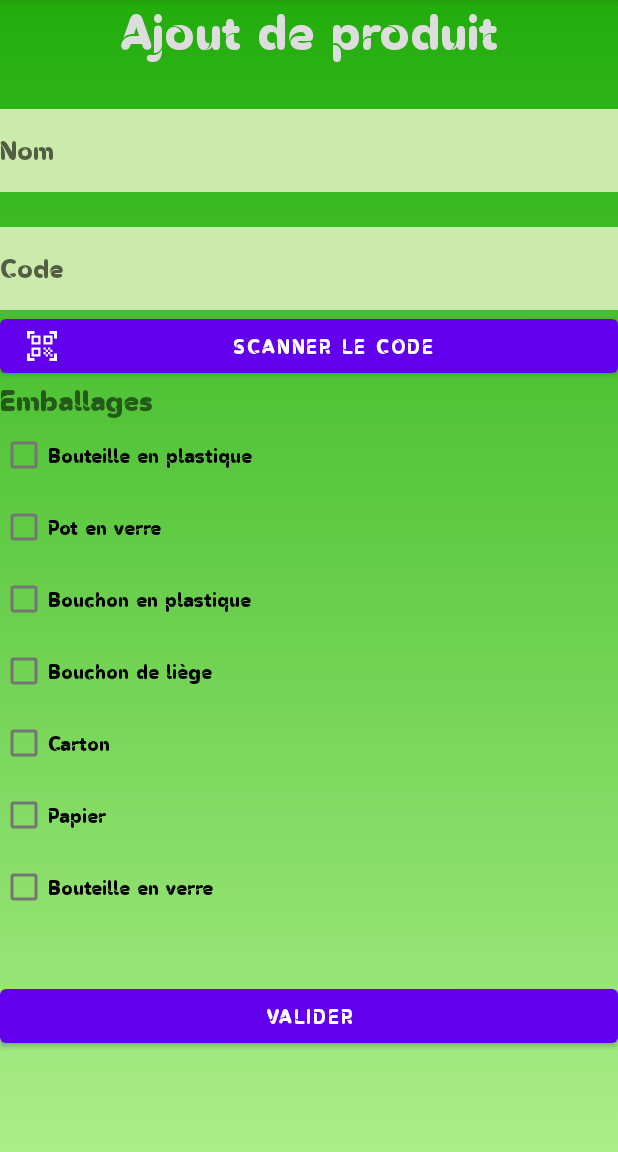
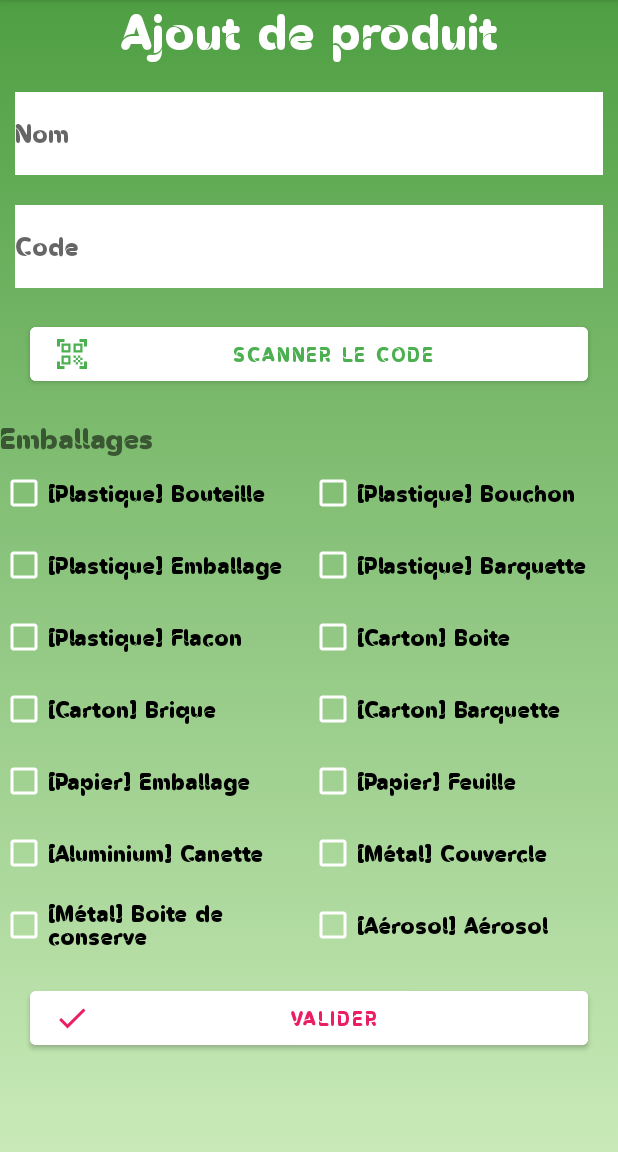
Before and after one commit to KharitonoffSamuel/AndroidApp, an Android app: the AjoutProduit screen opened directly, with no data from a screen before it, on a phone screen of 412 x 824 dp, the part 84-1236 px from its top. Run offline under Robolectric (Android 15) with nearby library versions, the phone set to English and light mode, and no system bars; our stand-ins replace Firebase (no records; nobody signed in at launch, a user with empty details on screens opened directly); libraries missing offline, so code that uses them is left out: com.google.zxing.integration.

Commit message:
Améliorations : Changement des couleurs, ajout d'emballages, rv en 2 colonnes

```diff
--- a/app/src/main/java/com/example/androidapp/AjoutProduit.java
+++ b/app/src/main/java/com/example/androidapp/AjoutProduit.java
@@ -11,6 +11,7 @@ import android.widget.Toast;
 
 import androidx.annotation.Nullable;
 import androidx.appcompat.app.AppCompatActivity;
+import androidx.recyclerview.widget.GridLayoutManager;
 import androidx.recyclerview.widget.LinearLayoutManager;
 import androidx.recyclerview.widget.RecyclerView;
 
@@ -37,19 +38,31 @@ public class AjoutProduit extends AppCompatActivity implements View.OnClickListe
     ArrayList<String> emballages;
     RVAdapter rvAdapter;
 
+    // Tableau des emballages pour la RV
     void initData() {
         emballages = new ArrayList<>();
-        emballages.add("Bouteille en plastique");
-        emballages.add("Pot en verre");
-        emballages.add("Bouchon en plastique");
+        emballages.add("[Plastique] Bouteille");
+        emballages.add("[Plastique] Bouchon");
+        emballages.add("[Plastique] Emballage");
+        emballages.add("[Plastique] Barquette");
+        emballages.add("[Plastique] Flacon");
+
+        emballages.add("[Carton] Boite");
+        emballages.add("[Carton] Brique");
+        emballages.add("[Carton] Barquette");
+        emballages.add("[Papier] Emballage");
+        emballages.add("[Papier] Feuille");
+
+        emballages.add("[Aluminium] Canette");
+        emballages.add("[Métal] Couvercle");
+        emballages.add("[Métal] Boite de conserve");
+        emballages.add("[Aérosol] Aérosol");
+        emballages.add("[Aluminium] Barquette");
+
+        emballages.add("[Verre] Pot ou bocal");
+        emballages.add("[Verre] Bouteille");
+
         emballages.add("Bouchon de liège");
-        emballages.add("Carton");
-        emballages.add("Papier");
-        emballages.add("Bouteille en verre");
-        emballages.add("Couvercle en aluminium");
-        emballages.add("Emballage plastique");
-        emballages.add("Barquette en plastique");
-        emballages.add("Canette en aluminium");
     }
 
     @Override
@@ -65,6 +78,12 @@ public class AjoutProduit extends AppCompatActivity implements View.OnClickListe
 
         boutonScannerCode.setOnClickListener(this);
         boutonValider.setOnClickListener(this);
+
+        Bundle extras = getIntent().getExtras();
+        if (extras != null) {
+            String codeBarre = extras.getString("Code");
+            editTextCode.setText(codeBarre);
+        }
 
         setRecyclerView();
     }
@@ -125,7 +144,8 @@ public class AjoutProduit extends AppCompatActivity implements View.OnClickListe
         initData();
         rvAdapter = new RVAdapter(this.emballages,this,this::onCheckboxChange);
         recyclerView.setAdapter(rvAdapter);
-        recyclerView.setLayoutManager(new LinearLayoutManager(this, LinearLayoutManager.VERTICAL, false));
+        //recyclerView.setLayoutManager(new LinearLayoutManager(this, LinearLayoutManager.VERTICAL, false));
+        recyclerView.setLayoutManager(new GridLayoutManager(this, 2));
         recyclerView.hasFixedSize();
     }
 
@@ -138,11 +158,11 @@ public class AjoutProduit extends AppCompatActivity implements View.OnClickListe
             public void onClick(DialogInterface dialogInterface, int i) {
             }
         });
-        alert.setNegativeButton("Annuler", new DialogInterface.OnClickListener() {
+        /*alert.setNegativeButton("Annuler", new DialogInterface.OnClickListener() {
             @Override
             public void onClick(DialogInterface dialogInterface, int i) {
             }
-        });
+        });*/
         alert.create().show();
     }
 }
--- a/app/src/main/java/com/example/androidapp/MainActivity.java
+++ b/app/src/main/java/com/example/androidapp/MainActivity.java
@@ -150,7 +150,7 @@ public class MainActivity extends AppCompatActivity implements View.OnClickListe
         dialog.getWindow().setGravity(Gravity.BOTTOM);
     }
 
-    private void showAlertBoxProduitInexistant(){
+    private void showAlertBoxProduitInexistant(String codeLu){
         AlertDialog.Builder alert = new AlertDialog.Builder(this);
             alert.setTitle("Produit inexistant dans la base de données");
             alert.setMessage("Le produit n'existe pas encore dans la base de données. Souhaitez-vous l'ajouter maintenant ?");
@@ -158,6 +158,7 @@ public class MainActivity extends AppCompatActivity implements View.OnClickListe
                 @Override
                 public void onClick(DialogInterface dialogInterface, int i) {
                     Intent intent = new Intent(MainActivity.this,AjoutProduit.class);
+                    intent.putExtra("Code", codeLu);
                     startActivity(intent);
                 }
             });
@@ -196,7 +197,7 @@ public class MainActivity extends AppCompatActivity implements View.OnClickListe
                     Produit produit = dataSnapshot.getValue(Produit.class);
                     showDialog(produit);
                 } else {
-                    showAlertBoxProduitInexistant();
+                    showAlertBoxProduitInexistant(codeLu);
                 }
             }
 
--- a/app/src/main/java/com/example/androidapp/RVAdapter.java
+++ b/app/src/main/java/com/example/androidapp/RVAdapter.java
@@ -89,4 +89,14 @@ public class RVAdapter extends RecyclerView.Adapter<RVAdapter.ItemViewHolder>{
         Collections.swap(dataList, firstPosition, secondPosition);
         notifyItemMoved(firstPosition, secondPosition);
     }
+
+    @Override
+    public long getItemId(int position) {
+        return position;
+    }
+
+    @Override
+    public int getItemViewType(int position) {
+        return position;
+    }
 }
--- a/app/src/main/res/drawable/gradient_background.xml
+++ b/app/src/main/res/drawable/gradient_background.xml
@@ -4,8 +4,8 @@
     <shape>
         <gradient
             android:angle="90"
-            android:startColor="#ACEE89"
-            android:endColor="#22AD0C"
+            android:startColor="#C9EAB8"
+            android:endColor="#4F9F43"
             android:type="linear"
         />
     </shape>
--- /dev/null
+++ b/app/src/main/res/drawable/ic_baseline_check_24.xml
@@ -0,0 +1,5 @@
+<vector android:height="24dp" android:tint="#000000"
+    android:viewportHeight="24" android:viewportWidth="24"
+    android:width="24dp" xmlns:android="http://schemas.android.com/apk/res/android">
+    <path android:fillColor="@android:color/white" android:pathData="M9,16.17L4.83,12l-1.42,1.41L9,19 21,7l-1.41,-1.41z"/>
+</vector>
--- a/app/src/main/res/layout/activity_ajout_produit.xml
+++ b/app/src/main/res/layout/activity_ajout_produit.xml
@@ -16,31 +16,31 @@
         android:soundEffectsEnabled="false"
         android:text="Ajout de produit"
         android:textAlignment="center"
-        android:textColor="#DDDDDD"
+        android:textColor="#FFFFFF"
         android:textSize="34sp" />
-
-    <Space
-        android:layout_width="match_parent"
-        android:layout_height="31dp" />
 
     <EditText
         android:id="@+id/editTextNom"
         android:layout_width="match_parent"
         android:layout_height="55dp"
+        android:layout_marginLeft="10dp"
+        android:layout_marginTop="20dp"
+        android:layout_marginRight="10dp"
+        android:layout_marginBottom="20dp"
         android:background="#CBEAAB"
+        android:backgroundTint="@color/white"
         android:ems="10"
         android:hint="Nom"
         android:inputType="textPersonName" />
-
-    <Space
-        android:layout_width="match_parent"
-        android:layout_height="23dp" />
 
     <EditText
         android:id="@+id/editTextCode"
         android:layout_width="match_parent"
         android:layout_height="55dp"
+        android:layout_marginLeft="10dp"
+        android:layout_marginRight="10dp"
         android:background="#CBEAAB"
+        android:backgroundTint="@color/white"
         android:ems="10"
         android:hint="Code"
         android:inputType="textPersonName" />
@@ -49,8 +49,15 @@
         android:id="@+id/buttonScanCode"
         android:layout_width="match_parent"
         android:layout_height="wrap_content"
+        android:layout_marginLeft="20dp"
+        android:layout_marginTop="20dp"
+        android:layout_marginRight="20dp"
+        android:layout_marginBottom="20dp"
+        android:backgroundTint="#FFFFFF"
         android:text="Scanner le code"
-        app:icon="@drawable/ic_baseline_qr_code_scanner_24" />
+        android:textColor="#4CAF50"
+        app:icon="@drawable/ic_baseline_qr_code_scanner_24"
+        app:iconTint="#4CAF50" />
 
     <TextView
         android:id="@+id/textView4"
@@ -64,14 +71,16 @@
         android:layout_width="match_parent"
         android:layout_height="350dp" />
 
-    <Space
-        android:layout_width="match_parent"
-        android:layout_height="24dp" />
-
     <Button
         android:id="@+id/buttonValiderNouveauProduit"
         android:layout_width="match_parent"
         android:layout_height="wrap_content"
-        android:text="Valider" />
+        android:layout_marginLeft="20dp"
+        android:layout_marginRight="20dp"
+        android:backgroundTint="@color/white"
+        android:text="Valider"
+        android:textColor="#E91E63"
+        app:icon="@drawable/ic_baseline_check_24"
+        app:iconTint="#E91E63" />
 
 </LinearLayout>
--- a/app/src/main/res/layout/rv_list_item.xml
+++ b/app/src/main/res/layout/rv_list_item.xml
@@ -1,6 +1,7 @@
 <?xml version="1.0" encoding="utf-8"?>
 <LinearLayout xmlns:android="http://schemas.android.com/apk/res/android"
-                xmlns:tools="http://schemas.android.com/tools"
+    xmlns:app="http://schemas.android.com/apk/res-auto"
+    xmlns:tools="http://schemas.android.com/tools"
               android:layout_width="match_parent"
               android:layout_height="wrap_content"
               android:orientation="vertical"
@@ -10,6 +11,11 @@
         android:id="@+id/checkBox"
         android:layout_width="match_parent"
         android:layout_height="wrap_content"
-        android:text="CheckBox" />
+        android:buttonTint="#FFFFFF"
+        android:checked="false"
+        android:text="CheckBox"
+        android:textColorLink="#F44336"
+        android:textSize="16sp"
+        app:useMaterialThemeColors="false" />
 
 </LinearLayout>
--- a/app/src/main/res/values/colors.xml
+++ b/app/src/main/res/values/colors.xml
@@ -7,7 +7,7 @@
     <color name="teal_700">#FF018786</color>
     <color name="black">#FF000000</color>
     <color name="white">#FFFFFFFF</color>
-    <color name="light_green">#87E990</color>
+    <color name="light_green">#DBE6DC</color>
     <color name="colorPrimary">#0F9D58</color>
     <color name="colorPrimaryDark">#16E37F</color>
     <color name="colorAccent">#03DAC5</color>
```
